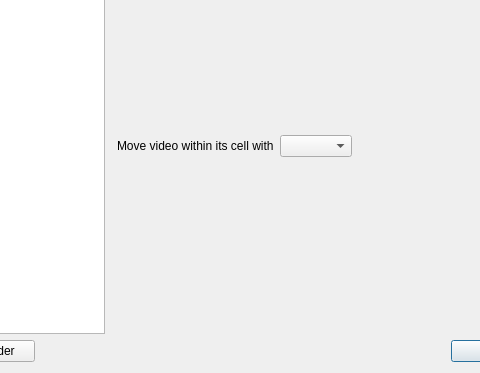
Qt form resources/ui/settings_dialog.ui (vzhd1701/gridplayer) before a commit; both pictures show x 106 to 586 and y 81 to 454 of the 734 by 454 pixel window.
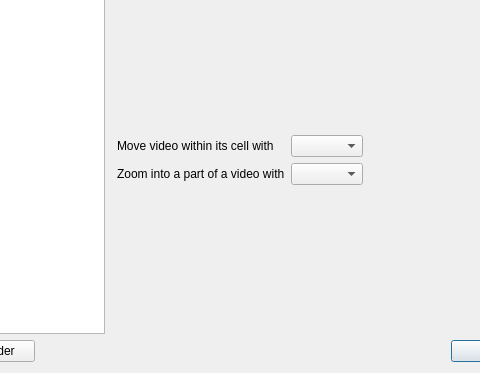
The same form after that commit. The open tabs and pages were chosen to show the change. Custom widgets are drawn as their Qt base class.

Commit message: feat: add "zoom to selection"

The edit to the form file:
```diff
--- a/resources/ui/settings_dialog.ui
+++ b/resources/ui/settings_dialog.ui
@@ -514,6 +514,16 @@
            <item row="0" column="1">
             <widget class="QComboBox" name="playerPanTrigger"/>
            </item>
+           <item row="1" column="0">
+            <widget class="QLabel" name="playerZoomSelectTriggerLabel">
+             <property name="text">
+              <string>Zoom into a part of a video with</string>
+             </property>
+            </widget>
+           </item>
+           <item row="1" column="1">
+            <widget class="QComboBox" name="playerZoomSelectTrigger"/>
+           </item>
           </layout>
          </item>
         </layout>
```
The commit also changes 22 other files.
